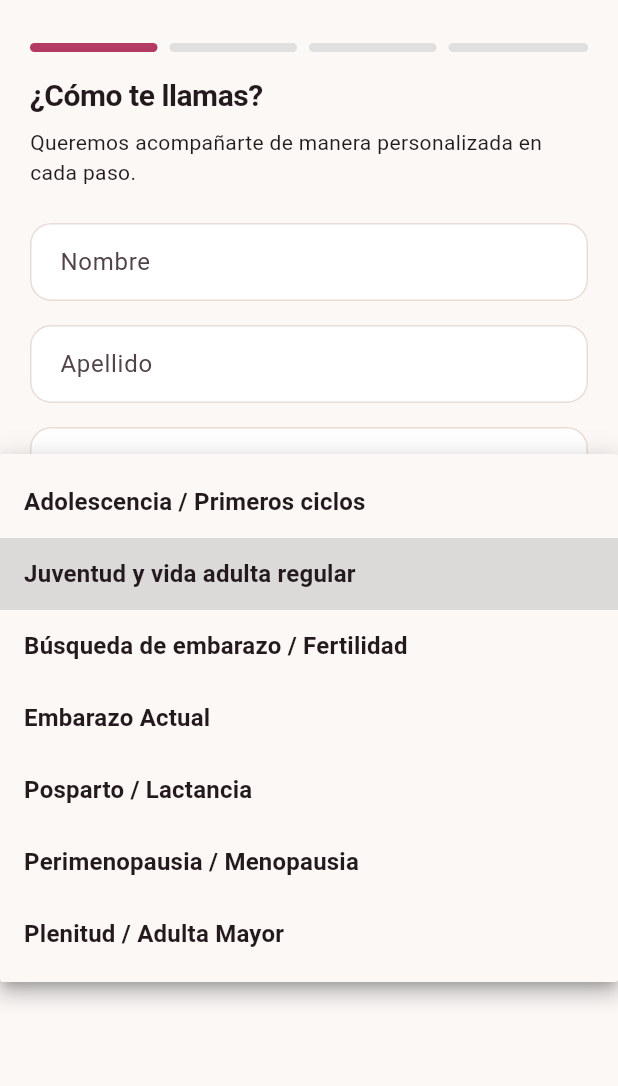
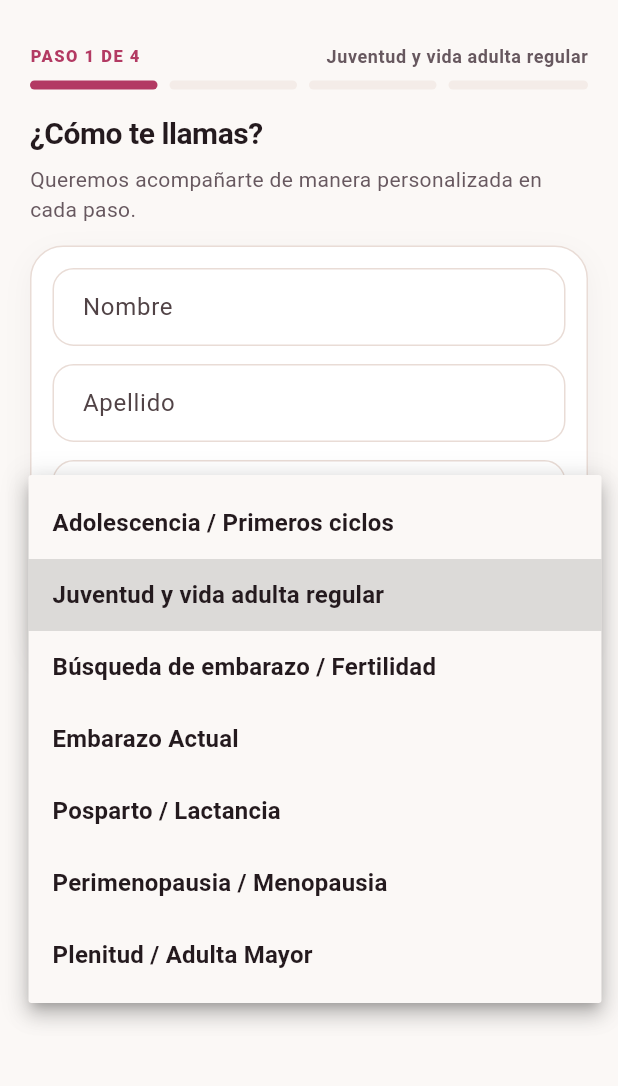
Before and after one commit to eduardoevz/Cora, a Flutter app: the screen it shows once a user with an empty profile is signed in, after a tap on "Juventud y vida adulta regular", on a phone screen of 412 x 824 dp, the part 59-1145 px from its top. Run offline on Flutter 3.47's test engine with Material 3 defaults, Android fonts, the phone set to English and light mode, and no system bars; our stand-ins replace dio, drift, firebase_auth, firebase_core, flutter_riverpod; accounts and stored records are empty; generated files the repository leaves out were written again.

Commit message:
feat(mobile-ui): upgrade Auth, Onboarding Wizard, and Module Preferences to Cora v2 editorial design

```diff
--- a/mobile/lib/features/auth/presentation/pages/firebase_auth_page.dart
+++ b/mobile/lib/features/auth/presentation/pages/firebase_auth_page.dart
@@ -2,6 +2,7 @@ import 'package:flutter/material.dart';
 import 'package:flutter_riverpod/flutter_riverpod.dart';
 import 'package:mobile/core/auth/auth_providers.dart';
 import 'package:mobile/core/auth/firebase_auth_service.dart';
+import 'package:mobile/core/theme/cora_design_components.dart';
 import 'package:mobile/core/theme/cora_theme.dart';
 
 class FirebaseAuthPage extends ConsumerStatefulWidget {
@@ -75,12 +76,13 @@ class _FirebaseAuthPageState extends ConsumerState<FirebaseAuthPage> {
     try {
       await ref.read(coraAuthServiceProvider).sendPasswordResetEmail(email);
       if (mounted) {
+        final tokens = CoraTheme.tokensOf(context);
         ScaffoldMessenger.of(context).showSnackBar(
-          const SnackBar(
-            content: Text(
+          SnackBar(
+            content: const Text(
               'Te enviamos un correo para restablecer tu contraseña.',
             ),
-            backgroundColor: Colors.teal,
+            backgroundColor: tokens.ovulatory,
           ),
         );
       }
@@ -92,11 +94,13 @@ class _FirebaseAuthPageState extends ConsumerState<FirebaseAuthPage> {
   @override
   Widget build(BuildContext context) {
     final theme = Theme.of(context);
+    final tokens = CoraTheme.tokensOf(context);
     return Scaffold(
+      backgroundColor: tokens.canvas,
       body: SafeArea(
         child: Center(
           child: SingleChildScrollView(
-            padding: const EdgeInsets.all(24),
+            padding: const EdgeInsets.symmetric(horizontal: 20, vertical: 24),
             child: ConstrainedBox(
               constraints: const BoxConstraints(maxWidth: 440),
               child: Form(
@@ -104,18 +108,29 @@ class _FirebaseAuthPageState extends ConsumerState<FirebaseAuthPage> {
                 child: Column(
                   crossAxisAlignment: CrossAxisAlignment.stretch,
                   children: [
-                    const Icon(
-                      Icons.favorite_rounded,
-                      size: 56,
-                      color: CoraTheme.primaryColor,
+                    Center(
+                      child: Container(
+                        width: 68,
+                        height: 68,
+                        decoration: BoxDecoration(
+                          color: tokens.accentSurface,
+                          shape: BoxShape.circle,
+                          border: Border.all(color: tokens.borderSubtle),
                         ),
-                    const SizedBox(height: 12),
+                        child: Icon(
+                          Icons.water_drop_rounded,
+                          size: 34,
+                          color: tokens.accentPrimary,
+                        ),
+                      ),
+                    ),
+                    const SizedBox(height: 14),
                     Text(
                       'Cora',
                       textAlign: TextAlign.center,
                       style: theme.textTheme.headlineLarge?.copyWith(
-                        color: CoraTheme.primaryColor,
-                        fontWeight: FontWeight.bold,
+                        color: tokens.textPrimary,
+                        fontWeight: FontWeight.w800,
                       ),
                     ),
                     const SizedBox(height: 6),
@@ -124,25 +139,28 @@ class _FirebaseAuthPageState extends ConsumerState<FirebaseAuthPage> {
                           ? 'Crea tu cuenta protegida para acompañar tu salud en cada etapa.'
                           : 'Inicia sesión para acceder a tu espacio clínico privado.',
                       textAlign: TextAlign.center,
-                      style: theme.textTheme.bodyMedium,
+                      style: theme.textTheme.bodyMedium?.copyWith(
+                        color: tokens.textSecondary,
                       ),
-                    const SizedBox(height: 28),
+                    ),
+                    const SizedBox(height: 24),
                     if (_errorMessage != null) ...[
-                      Container(
+                      KeyedSubtree(
                         key: const Key('auth_error_banner'),
-                        padding: const EdgeInsets.all(12),
-                        decoration: BoxDecoration(
-                          color: Colors.red.shade50,
-                          borderRadius: BorderRadius.circular(12),
-                          border: Border.all(color: Colors.red.shade200),
-                        ),
-                        child: Text(
-                          _errorMessage!,
-                          style: TextStyle(color: Colors.red.shade800),
+                        child: CoraAlertBanner(
+                          title: 'No fue posible autenticar',
+                          description: _errorMessage!,
+                          isUrgent: true,
                         ),
                       ),
                       const SizedBox(height: 16),
                     ],
+                    CoraSurfaceCard(
+                      padding: const EdgeInsets.all(20),
+                      borderRadius: 24,
+                      child: Column(
+                        crossAxisAlignment: CrossAxisAlignment.stretch,
+                        children: [
                           TextFormField(
                             key: const Key('auth_email_input'),
                             controller: _emailController,
@@ -151,7 +169,6 @@ class _FirebaseAuthPageState extends ConsumerState<FirebaseAuthPage> {
                             decoration: const InputDecoration(
                               labelText: 'Correo electrónico',
                               prefixIcon: Icon(Icons.email_outlined),
-                        border: OutlineInputBorder(),
                             ),
                             validator: (val) {
                               final v = val?.trim() ?? '';
@@ -169,7 +186,6 @@ class _FirebaseAuthPageState extends ConsumerState<FirebaseAuthPage> {
                             decoration: InputDecoration(
                               labelText: 'Contraseña',
                               prefixIcon: const Icon(Icons.lock_outline),
-                        border: const OutlineInputBorder(),
                               suffixIcon: IconButton(
                                 icon: Icon(
                                   _obscurePassword
@@ -189,22 +205,15 @@ class _FirebaseAuthPageState extends ConsumerState<FirebaseAuthPage> {
                             },
                           ),
                           const SizedBox(height: 20),
-                    ElevatedButton(
+                          CoraPrimaryActionButton(
                             key: const Key('auth_submit_button'),
-                      onPressed: _isLoading ? null : _submit,
-                      style: ElevatedButton.styleFrom(
-                        minimumSize: const Size.fromHeight(52),
-                      ),
-                      child: _isLoading
-                          ? const SizedBox(
-                              height: 20,
-                              width: 20,
-                              child: CircularProgressIndicator(strokeWidth: 2),
-                            )
-                          : Text(
-                              _isRegisterMode
+                            label: _isRegisterMode
                                 ? 'Crear mi Cuenta Cora'
                                 : 'Iniciar Sesión',
+                            isLoading: _isLoading,
+                            onPressed: _submit,
+                          ),
+                        ],
                       ),
                     ),
                     const SizedBox(height: 12),
@@ -228,6 +237,14 @@ class _FirebaseAuthPageState extends ConsumerState<FirebaseAuthPage> {
                             : '¿Primera vez en Cora? Crear cuenta',
                       ),
                     ),
+                    const SizedBox(height: 12),
+                    const CoraInfoCallout(
+                      title: 'Privacidad clínica protegida',
+                      subtitle:
+                          'Tus datos de salud permanecen cifrados y bajo tu control en todo momento.',
+                      icon: Icons.verified_user_outlined,
+                      phaseKey: 'ovulatory',
+                    ),
                   ],
                 ),
               ),
--- a/mobile/lib/features/onboarding/presentation/pages/onboarding_wizard_page.dart
+++ b/mobile/lib/features/onboarding/presentation/pages/onboarding_wizard_page.dart
@@ -1,6 +1,8 @@
 import 'package:flutter/material.dart';
 import 'package:flutter_riverpod/flutter_riverpod.dart';
 import 'package:mobile/core/auth/auth_providers.dart';
+import 'package:mobile/core/theme/cora_design_components.dart';
+import 'package:mobile/core/theme/cora_theme.dart';
 import 'package:mobile/features/cycle/presentation/providers/cycle_providers.dart';
 import 'package:mobile/features/onboarding/domain/entities/user_profile_entity.dart';
 import 'package:mobile/features/onboarding/presentation/providers/identity_providers.dart';
@@ -230,8 +232,34 @@ class _OnboardingWizardPageState extends ConsumerState<OnboardingWizardPage> {
   }
 
   Widget _buildProgressIndicator() {
+    final tokens = CoraTheme.tokensOf(context);
     final total = _totalSteps;
-    return Row(
+    return Column(
+      crossAxisAlignment: CrossAxisAlignment.stretch,
+      children: [
+        Row(
+          mainAxisAlignment: MainAxisAlignment.spaceBetween,
+          children: [
+            Text(
+              'PASO ${_currentStep + 1} DE $total',
+              style: Theme.of(context).textTheme.labelSmall?.copyWith(
+                color: tokens.accentPrimary,
+                fontWeight: FontWeight.w800,
+                letterSpacing: 1.0,
+                fontFeatures: const [FontFeature.tabularFigures()],
+              ),
+            ),
+            Text(
+              _selectedLifeStage.label,
+              style: Theme.of(context).textTheme.bodySmall?.copyWith(
+                    color: tokens.textSecondary,
+                    fontWeight: FontWeight.w600,
+                  ),
+            ),
+          ],
+        ),
+        const SizedBox(height: 8),
+        Row(
           children: List.generate(total, (index) {
             final isActive = index <= _currentStep;
             return Expanded(
@@ -239,70 +267,76 @@ class _OnboardingWizardPageState extends ConsumerState<OnboardingWizardPage> {
                 height: 6,
                 margin: EdgeInsets.only(right: index < total - 1 ? 8 : 0),
                 decoration: BoxDecoration(
-              color: isActive
-                  ? Theme.of(context).colorScheme.primary
-                  : Colors.grey.shade300,
-              borderRadius: BorderRadius.circular(3),
+                  color:
+                      isActive ? tokens.accentPrimary : tokens.surfaceSecondary,
+                  borderRadius: BorderRadius.circular(999),
                 ),
               ),
             );
           }),
+        ),
+      ],
     );
   }
 
   Widget _buildLayer1() {
+    final tokens = CoraTheme.tokensOf(context);
     return Column(
       crossAxisAlignment: CrossAxisAlignment.stretch,
       children: [
         Text(
           '¿Cómo te llamas?',
           style: Theme.of(context).textTheme.headlineSmall?.copyWith(
-                fontWeight: FontWeight.bold,
+                color: tokens.textPrimary,
+                fontWeight: FontWeight.w700,
               ),
         ),
         const SizedBox(height: 8),
         Text(
           'Queremos acompañarte de manera personalizada en cada paso.',
-          style: Theme.of(context).textTheme.bodyMedium,
+          style: Theme.of(context).textTheme.bodyMedium?.copyWith(
+                color: tokens.textSecondary,
               ),
-        const SizedBox(height: 24),
+        ),
+        const SizedBox(height: 14),
+        CoraSurfaceCard(
+          padding: const EdgeInsets.all(14),
+          child: Column(
+            crossAxisAlignment: CrossAxisAlignment.stretch,
+            children: [
               TextField(
                 key: const Key('first_name_input'),
                 controller: _firstNameController,
                 decoration: const InputDecoration(
                   labelText: 'Nombre',
-            border: OutlineInputBorder(),
                 ),
                 onChanged: (_) => setState(() {}),
               ),
-        const SizedBox(height: 16),
+              const SizedBox(height: 12),
               TextField(
                 key: const Key('last_name_input'),
                 controller: _lastNameController,
                 decoration: const InputDecoration(
                   labelText: 'Apellido',
-            border: OutlineInputBorder(),
                 ),
                 onChanged: (_) => setState(() {}),
               ),
-        const SizedBox(height: 16),
+              const SizedBox(height: 12),
               TextField(
                 key: const Key('birth_year_input'),
                 controller: _birthYearController,
                 keyboardType: TextInputType.number,
                 decoration: const InputDecoration(
                   labelText: 'Año de nacimiento (ej. 1996)',
-            border: OutlineInputBorder(),
                 ),
                 onChanged: (_) => setState(() {}),
               ),
-        const SizedBox(height: 20),
+              const SizedBox(height: 12),
               DropdownButtonFormField<LifeStage>(
                 key: const Key('life_stage_dropdown'),
                 initialValue: _selectedLifeStage,
                 decoration: const InputDecoration(
                   labelText: 'Etapa de vida inicial',
-            border: OutlineInputBorder(),
                 ),
                 items: LifeStage.values.map((stage) {
                   return DropdownMenuItem(
@@ -316,44 +350,53 @@ class _OnboardingWizardPageState extends ConsumerState<OnboardingWizardPage> {
                   }
                 },
               ),
-        const SizedBox(height: 32),
-        ElevatedButton(
+            ],
+          ),
+        ),
+        const SizedBox(height: 16),
+        CoraPrimaryActionButton(
           key: const Key('next_step_button'),
+          label: 'Continuar',
+          icon: Icons.arrow_forward_rounded,
           onPressed: _nextStep,
-          style: ElevatedButton.styleFrom(
-            padding: const EdgeInsets.symmetric(vertical: 16),
-          ),
-          child: const Text('Continuar'),
         ),
       ],
     );
   }
 
   Widget _buildLayer2() {
+    final tokens = CoraTheme.tokensOf(context);
     return Column(
       crossAxisAlignment: CrossAxisAlignment.stretch,
       children: [
         Text(
           '¿Qué te gustaría priorizar hoy?',
           style: Theme.of(context).textTheme.headlineSmall?.copyWith(
-                fontWeight: FontWeight.bold,
+                color: tokens.textPrimary,
+                fontWeight: FontWeight.w700,
               ),
         ),
         const SizedBox(height: 8),
         Text(
           'Selecciona entre 1 y 3 prioridades principales.',
-          style: Theme.of(context).textTheme.bodyMedium,
+          style: Theme.of(context).textTheme.bodyMedium?.copyWith(
+                color: tokens.textSecondary,
               ),
-        const SizedBox(height: 24),
-        Wrap(
+        ),
+        const SizedBox(height: 14),
+        CoraSurfaceCard(
+          padding: const EdgeInsets.all(14),
+          child: Wrap(
             spacing: 8,
-          runSpacing: 10,
+            runSpacing: 8,
             children: PrimaryIntent.values.map((intent) {
               final isSelected = _selectedIntents.contains(intent);
               return FilterChip(
                 key: Key('intent_${intent.value}'),
                 label: Text(intent.label),
                 selected: isSelected,
+                selectedColor: tokens.accentSurface,
+                checkmarkColor: tokens.accentPrimary,
                 onSelected: (selected) {
                   if (selected) {
                     if (_selectedIntents.length >= 3) {
@@ -374,7 +417,8 @@ class _OnboardingWizardPageState extends ConsumerState<OnboardingWizardPage> {
               );
             }).toList(),
           ),
-        const SizedBox(height: 32),
+        ),
+        const SizedBox(height: 16),
         ElevatedButton(
           key: const Key('next_step_button'),
           onPressed:
@@ -382,7 +426,13 @@ class _OnboardingWizardPageState extends ConsumerState<OnboardingWizardPage> {
                   ? _nextStep
                   : null,
           style: ElevatedButton.styleFrom(
-            padding: const EdgeInsets.symmetric(vertical: 16),
+            backgroundColor: tokens.accentPrimary,
+            foregroundColor: Colors.white,
+            minimumSize: const Size(double.infinity, 50),
+            padding: const EdgeInsets.symmetric(vertical: 14),
+            shape: RoundedRectangleBorder(
+              borderRadius: BorderRadius.circular(16),
+            ),
           ),
           child: const Text('Siguiente'),
         ),
@@ -391,26 +441,34 @@ class _OnboardingWizardPageState extends ConsumerState<OnboardingWizardPage> {
   }
 
   Widget _buildLayer3() {
+    final tokens = CoraTheme.tokensOf(context);
     return Column(
       crossAxisAlignment: CrossAxisAlignment.stretch,
       children: [
         Text(
           'Contexto Clínico Base',
           style: Theme.of(context).textTheme.headlineSmall?.copyWith(
-                fontWeight: FontWeight.bold,
+                color: tokens.textPrimary,
+                fontWeight: FontWeight.w700,
               ),
         ),
         const SizedBox(height: 6),
         Text(
           'Esta información nos ayuda a calibrar los algoritmos biomédicos. Es completamente opcional y puedes completarla más tarde.',
-          style: Theme.of(context).textTheme.bodyMedium,
+          style: Theme.of(context).textTheme.bodyMedium?.copyWith(
+                color: tokens.textSecondary,
               ),
-        const SizedBox(height: 16),
+        ),
+        const SizedBox(height: 12),
+        CoraSurfaceCard(
+          padding: const EdgeInsets.all(14),
+          child: Column(
+            crossAxisAlignment: CrossAxisAlignment.stretch,
+            children: [
               DropdownButtonFormField<HormonalMethod>(
                 initialValue: _selectedHormonalMethod,
                 decoration: const InputDecoration(
                   labelText: 'Método anticonceptivo / hormonal actual',
-            border: OutlineInputBorder(),
                 ),
                 items: HormonalMethod.values.map((m) {
                   return DropdownMenuItem(
@@ -424,10 +482,13 @@ class _OnboardingWizardPageState extends ConsumerState<OnboardingWizardPage> {
                   }
                 },
               ),
-        const SizedBox(height: 14),
+              const SizedBox(height: 12),
               Text(
                 'Condiciones diagnosticadas (opcional):',
-          style: Theme.of(context).textTheme.titleSmall,
+                style: Theme.of(context).textTheme.titleSmall?.copyWith(
+                      color: tokens.textPrimary,
+                      fontWeight: FontWeight.w700,
+                    ),
               ),
               const SizedBox(height: 6),
               Wrap(
@@ -439,6 +500,8 @@ class _OnboardingWizardPageState extends ConsumerState<OnboardingWizardPage> {
                     key: Key('condition_${cond.value}'),
                     label: Text(cond.label),
                     selected: isSelected,
+                    selectedColor: tokens.accentSurface,
+                    checkmarkColor: tokens.accentPrimary,
                     onSelected: (selected) {
                       setState(() {
                         if (selected) {
@@ -457,13 +520,21 @@ class _OnboardingWizardPageState extends ConsumerState<OnboardingWizardPage> {
                   );
                 }).toList(),
               ),
-        const SizedBox(height: 20),
-        ElevatedButton(
+            ],
+          ),
+        ),
+        const SizedBox(height: 14),
+        CoraPrimaryActionButton(
           key: Key(
             _isMenstrualStage
                 ? 'layer_three_continue_button'
                 : 'complete_onboarding_button',
           ),
+          label: _isMenstrualStage ? 'Continuar' : 'Finalizar Configuración',
+          icon: _isMenstrualStage
+              ? Icons.arrow_forward_rounded
+              : Icons.check_rounded,
+          isLoading: _isCompleting,
           onPressed: _isMenstrualStage
               ? () {
                   setState(() {
@@ -472,12 +543,6 @@ class _OnboardingWizardPageState extends ConsumerState<OnboardingWizardPage> {
                   });
                 }
               : () => _complete(clinicalCompleted: true),
-          style: ElevatedButton.styleFrom(
-            padding: const EdgeInsets.symmetric(vertical: 14),
-          ),
-          child: Text(
-            _isMenstrualStage ? 'Continuar' : 'Finalizar Configuración',
-          ),
         ),
         const SizedBox(height: 10),
         OutlinedButton(
@@ -491,7 +556,11 @@ class _OnboardingWizardPageState extends ConsumerState<OnboardingWizardPage> {
                 }
               : () => _complete(clinicalCompleted: false),
           style: OutlinedButton.styleFrom(
+            minimumSize: const Size(double.infinity, 48),
             padding: const EdgeInsets.symmetric(vertical: 14),
+            shape: RoundedRectangleBorder(
+              borderRadius: BorderRadius.circular(14),
+            ),
           ),
           child: const Text('Responder después'),
         ),
@@ -500,19 +569,23 @@ class _OnboardingWizardPageState extends ConsumerState<OnboardingWizardPage> {
   }
 
   Widget _buildLayer4() {
+    final tokens = CoraTheme.tokensOf(context);
     return Column(
       crossAxisAlignment: CrossAxisAlignment.stretch,
       children: [
         Text(
           'Tu Línea Base Menstrual',
           style: Theme.of(context).textTheme.headlineSmall?.copyWith(
-                fontWeight: FontWeight.bold,
+                color: tokens.textPrimary,
+                fontWeight: FontWeight.w700,
               ),
         ),
         const SizedBox(height: 6),
         Text(
           'Selecciona tus últimos 2 periodos en el calendario y tu regularidad para proyectar tu próximo ciclo, ventana fértil y ovulación.',
-          style: Theme.of(context).textTheme.bodyMedium,
+          style: Theme.of(context).textTheme.bodyMedium?.copyWith(
+                color: tokens.textSecondary,
+              ),
         ),
         const SizedBox(height: 16),
         InitialPeriodsCalendarPicker(
@@ -536,16 +609,15 @@ class _OnboardingWizardPageState extends ConsumerState<OnboardingWizardPage> {
           },
         ),
         const SizedBox(height: 20),
-        ElevatedButton(
+        CoraPrimaryActionButton(
           key: const Key('complete_onboarding_button'),
+          label: 'Finalizar Configuración',
+          icon: Icons.check_rounded,
+          isLoading: _isCompleting,
           onPressed: () => _complete(
             clinicalCompleted: _clinicalContextCompleted,
             includePeriods: true,
           ),
-          style: ElevatedButton.styleFrom(
-            padding: const EdgeInsets.symmetric(vertical: 14),
-          ),
-          child: const Text('Finalizar Configuración'),
         ),
         const SizedBox(height: 10),
         OutlinedButton(
@@ -555,7 +627,11 @@ class _OnboardingWizardPageState extends ConsumerState<OnboardingWizardPage> {
             includePeriods: false,
           ),
           style: OutlinedButton.styleFrom(
+            minimumSize: const Size(double.infinity, 48),
             padding: const EdgeInsets.symmetric(vertical: 14),
+            shape: RoundedRectangleBorder(
+              borderRadius: BorderRadius.circular(14),
+            ),
           ),
           child: const Text('No recuerdo mis fechas por ahora'),
         ),
```
Also changed, not shown: mobile/lib/features/dashboard/presentation/widgets/module_preferences_page.dart (+35 -3 lines). Lines whose indentation alone changed are shown as unchanged.
